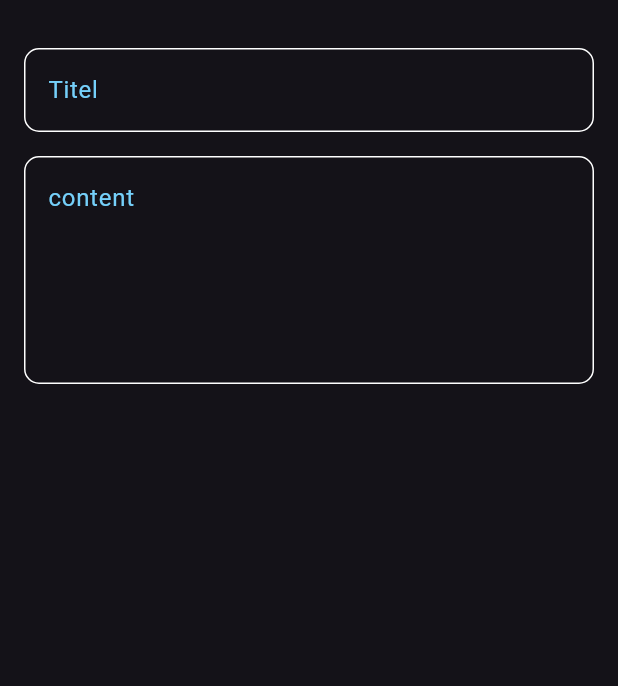
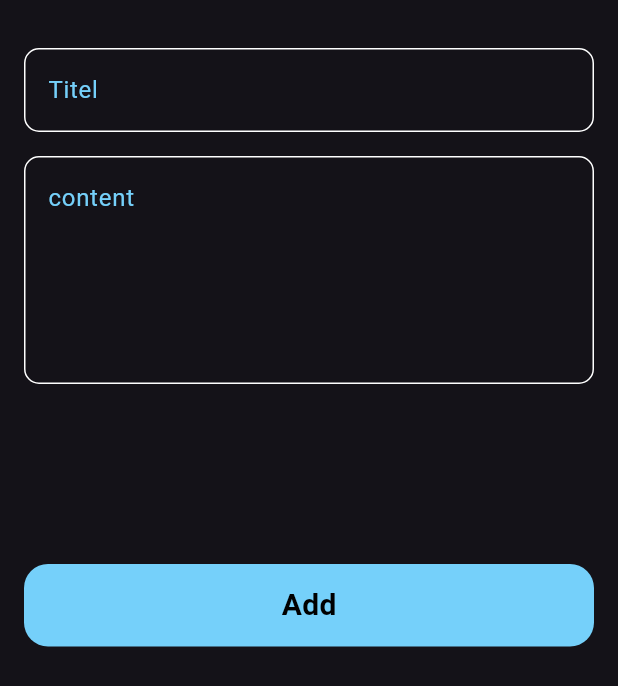
Before and after one commit to dinaadel11/Note_App, a Flutter app: the AddNoteBottomSheet widget shown alone on an empty page, opened directly, on a phone screen of 412 x 824 dp. Shown: the top 686 px of the screen. Run offline on Flutter 3.47's test engine with Material 3 defaults, Android fonts, the phone set to English and light mode, and no system bars; our stand-ins replace device_preview.

Commit message:
finish notes button sheet

```diff
--- a/lib/views/widgets/add_note_bottom_sheet.dart
+++ b/lib/views/widgets/add_note_bottom_sheet.dart
@@ -1,4 +1,5 @@
 import 'package:flutter/material.dart';
+import 'package:newsapp/views/widgets/custom_button.dart';
 import 'package:newsapp/views/widgets/custom_text_field.dart';
 
 class AddNoteBottomSheet extends StatelessWidget {
@@ -8,6 +9,7 @@ class AddNoteBottomSheet extends StatelessWidget {
   Widget build(BuildContext context) {
     return const Padding(
       padding: EdgeInsets.symmetric(horizontal: 16),
+      child: SingleChildScrollView(
         child: Column(
           children: [
             SizedBox(
@@ -24,7 +26,15 @@ class AddNoteBottomSheet extends StatelessWidget {
               hint: 'content',
               maxlines: 5,
             ),
+            SizedBox(
+              height: 120,
+            ),
+            CustomButton(),
+            SizedBox(
+              height: 35,
+            ),
           ],
+        ),
       ),
     );
   }
--- /dev/null
+++ b/lib/views/widgets/custom_button.dart
@@ -0,0 +1,25 @@
+import 'package:flutter/material.dart';
+import 'package:newsapp/constrain.dart';
+
+class CustomButton extends StatelessWidget {
+  const CustomButton({super.key});
+
+  @override
+  Widget build(BuildContext context) {
+    return Container(
+      width: MediaQuery.of(context).size.width,
+      height: 55,
+      decoration: BoxDecoration(
+        color: KPrimaryColor,
+        borderRadius: BorderRadius.circular(16),
+      ),
+      child: const Center(
+        child: Text(
+          'Add',
+          style: TextStyle(
+              color: Colors.black, fontWeight: FontWeight.bold, fontSize: 20),
+        ),
+      ),
+    );
+  }
+}
```
Lines whose indentation alone changed are shown as unchanged.
